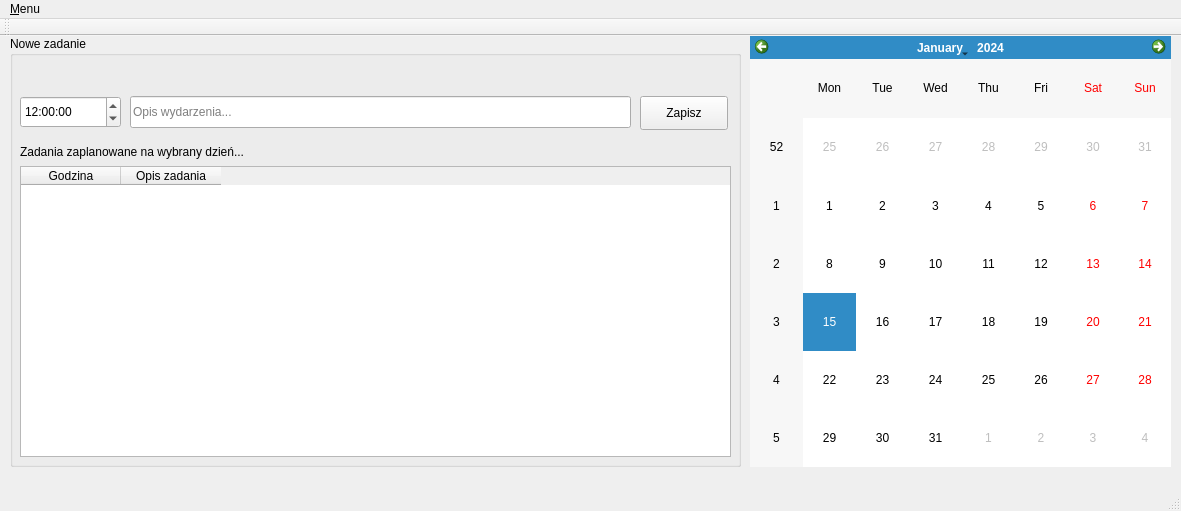
This is terminarz/mainwindow.ui in awojcik64/terminarz as Qt 5 draws it before an edit. The edited form follows.
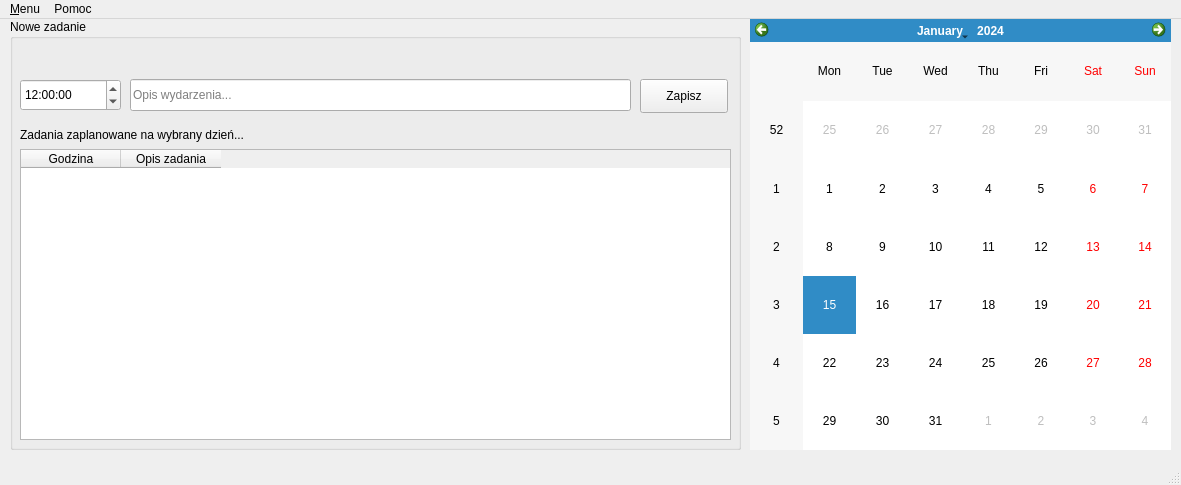
This is the edited form.

The edit to the form file:
```diff
--- a/terminarz/mainwindow.ui
+++ b/terminarz/mainwindow.ui
@@ -7,7 +7,7 @@
     <x>0</x>
     <y>0</y>
     <width>1181</width>
-    <height>511</height>
+    <height>485</height>
    </rect>
   </property>
   <property name="windowTitle">
@@ -154,16 +154,19 @@
     <property name="title">
      <string>&amp;Menu</string>
     </property>
+    <addaction name="actionZapisz"/>
+    <addaction name="actionWyczy_dane"/>
+    <addaction name="separator"/>
+    <addaction name="actionWyjd"/>
+   </widget>
+   <widget class="QMenu" name="menuPomoc">
+    <property name="title">
+     <string>Pomoc</string>
+    </property>
+    <addaction name="actionO_programie"/>
    </widget>
    <addaction name="menuTerminarz"/>
-  </widget>
-  <widget class="QToolBar" name="mainToolBar">
-   <attribute name="toolBarArea">
-    <enum>TopToolBarArea</enum>
-   </attribute>
-   <attribute name="toolBarBreak">
-    <bool>false</bool>
-   </attribute>
+   <addaction name="menuPomoc"/>
   </widget>
   <widget class="QStatusBar" name="statusBar"/>
  </widget>
```
Left out of the diff: 23 changed lines with no effect on the pictures.
